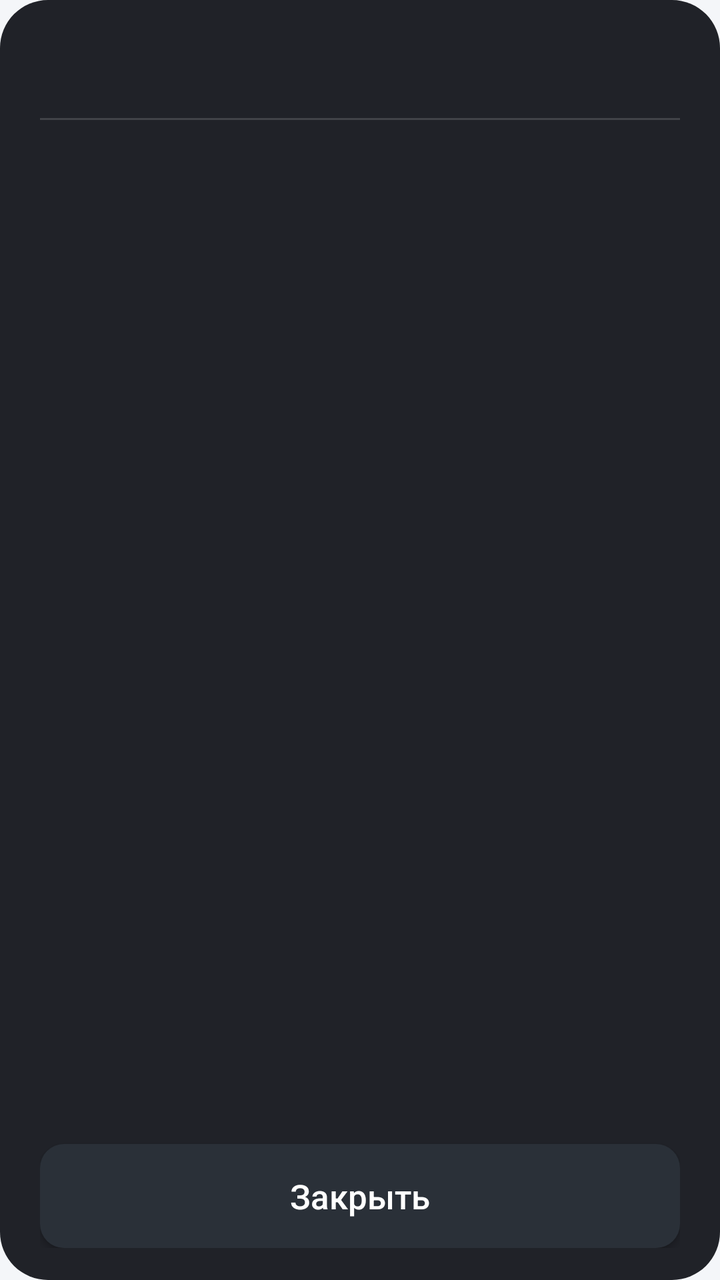
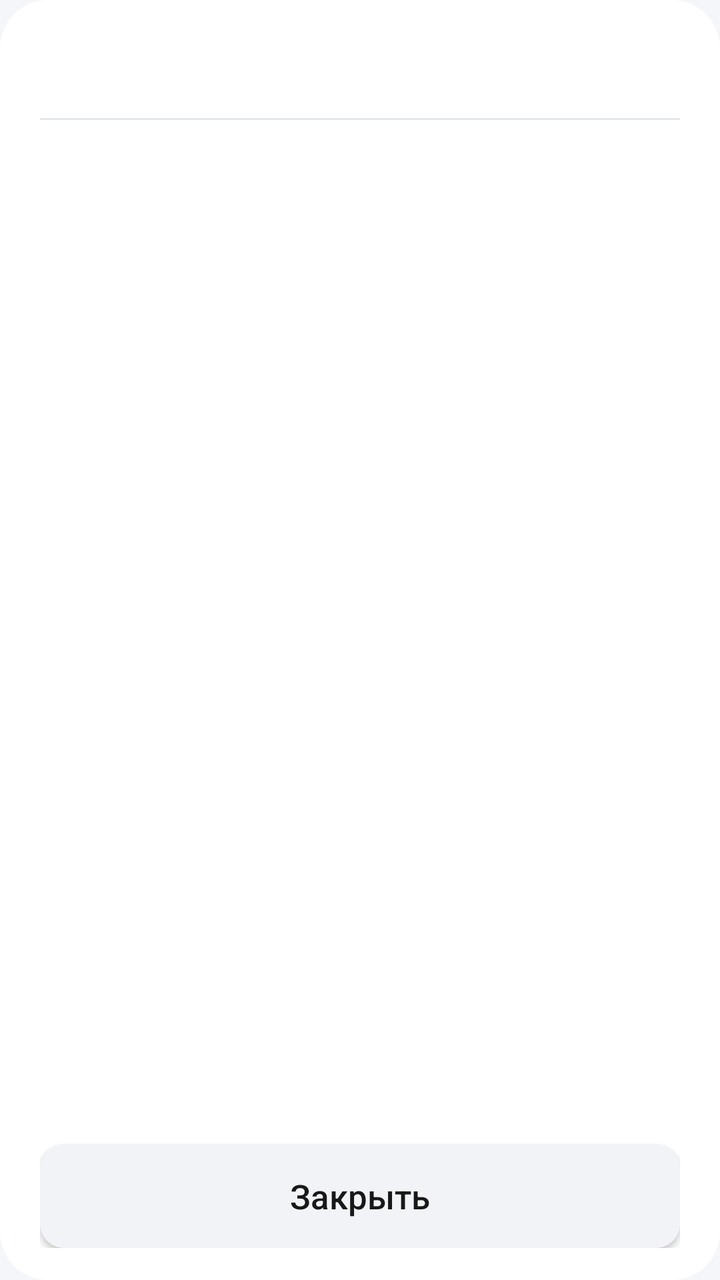

Compare the two renders of this Android layout. The source of the first and the diff that turns it into the second are given below.
<!-- AndroidManifest.xml: application theme Theme.Newline -->
<!-- res/layout/dialog_epg.xml -->
<?xml version="1.0" encoding="utf-8"?>
<LinearLayout xmlns:android="http://schemas.android.com/apk/res/android"
    android:layout_width="match_parent"
    android:layout_height="match_parent"
    android:background="@drawable/bg_epg_dialog"
    android:orientation="vertical"
    android:paddingLeft="20dp"
    android:paddingTop="20dp"
    android:paddingRight="20dp"
    android:paddingBottom="16dp">

    <TextView
        android:id="@+id/epgDialogTitle"
        android:layout_width="match_parent"
        android:layout_height="wrap_content"
        android:ellipsize="end"
        android:singleLine="true"
        android:textColor="#FFFFFF"
        android:textSize="20sp"
        android:textStyle="bold" />

    <View
        android:layout_width="match_parent"
        android:layout_height="1dp"
        android:layout_marginTop="12dp"
        android:layout_marginBottom="4dp"
        android:background="#26FFFFFF" />

    <androidx.recyclerview.widget.RecyclerView
        android:id="@+id/epgList"
        android:layout_width="match_parent"
        android:layout_height="0dp"
        android:layout_weight="1"
        android:clipToPadding="false"
        android:descendantFocusability="blocksDescendants"
        android:focusable="true"
        android:overScrollMode="never"
        android:scrollbars="vertical" />

    <TextView
        android:id="@+id/epgEmpty"
        android:layout_width="match_parent"
        android:layout_height="0dp"
        android:layout_weight="1"
        android:gravity="center"
        android:text="@string/player_epg_loading"
        android:textColor="#9AA0A6"
        android:textSize="16sp"
        android:visibility="gone" />

    <Button
        android:id="@+id/epgClose"
        android:layout_width="match_parent"
        android:layout_height="52dp"
        android:layout_marginTop="12dp"
        android:background="@drawable/bg_epg_close"
        android:focusable="true"
        android:focusableInTouchMode="true"
        android:text="@string/settings_close"
        android:textAllCaps="false"
        android:textColor="#FFFFFF"
        android:textSize="17sp" />

</LinearLayout>
<!-- resources referenced by this layout -->
<resources>
  <!-- drawable bg_epg_close (drawable) -->
  <?xml version="1.0" encoding="utf-8"?>
  <selector xmlns:android="http://schemas.android.com/apk/res/android">
  
      <item android:state_focused="true">
          <shape android:shape="rectangle">
              <solid android:color="#2A3038" />
              <corners android:radius="12dp" />
              <stroke
                  android:width="2dp"
                  android:color="#FFFFFF" />
          </shape>
      </item>
  
      <item>
          <shape android:shape="rectangle">
              <solid android:color="#2A3038" />
              <corners android:radius="12dp" />
          </shape>
      </item>
  
  </selector>
  <!-- drawable bg_epg_dialog (drawable) -->
  <?xml version="1.0" encoding="utf-8"?>
  <shape xmlns:android="http://schemas.android.com/apk/res/android"
      android:shape="rectangle">
      <solid android:color="#F216181D" />
      <corners android:radius="24dp" />
  </shape>
  <string name="player_epg_loading">Загрузка телепрограммы…</string>
  <string name="settings_close">Закрыть</string>
  <style name="Theme.Newline" parent="Theme.AppCompat.DayNight.NoActionBar">
          <item name="colorPrimary">@color/brand_red</item>
          <item name="colorPrimaryDark">@color/status_bar</item>
          <item name="colorAccent">@color/brand_red</item>
          <item name="android:windowBackground">@color/background</item>
          <item name="android:textColorPrimary">@color/text_primary</item>
          <item name="android:textColorSecondary">@color/text_secondary</item>
          <item name="android:statusBarColor">@color/status_bar</item>
          <item name="android:windowLightStatusBar" tools:targetApi="23">@bool/light_status_bar</item>
          <item name="android:navigationBarColor">@color/nav_bar</item>
          <item name="android:windowLightNavigationBar" tools:targetApi="27">@bool/light_status_bar</item>
          <item name="android:windowLayoutInDisplayCutoutMode" tools:targetApi="28">shortEdges</item>
          <item name="android:forceDarkAllowed" tools:targetApi="29">false</item>
      </style>
  <color name="brand_red">#E00010</color>
  <color name="status_bar">#FFFFFF</color>
  <color name="background">#F4F6F9</color>
  <color name="text_primary">#181818</color>
  <color name="text_secondary">#6B7480</color>
  <color name="nav_bar">#FFFFFF</color>
</resources>

<!-- the commit's change to res/layout/dialog_epg.xml (unified diff, before → after) -->
@@ -15,7 +15,7 @@
         android:layout_height="wrap_content"
         android:ellipsize="end"
         android:singleLine="true"
-        android:textColor="#FFFFFF"
+        android:textColor="@color/dialog_text_primary"
         android:textSize="20sp"
         android:textStyle="bold" />
 
@@ -24,7 +24,7 @@
         android:layout_height="1dp"
         android:layout_marginTop="12dp"
         android:layout_marginBottom="4dp"
-        android:background="#26FFFFFF" />
+        android:background="@color/dialog_divider" />
 
     <androidx.recyclerview.widget.RecyclerView
         android:id="@+id/epgList"
@@ -44,7 +44,7 @@
         android:layout_weight="1"
         android:gravity="center"
         android:text="@string/player_epg_loading"
-        android:textColor="#9AA0A6"
+        android:textColor="@color/dialog_text_secondary"
         android:textSize="16sp"
         android:visibility="gone" />
 
@@ -58,7 +58,7 @@
         android:focusableInTouchMode="true"
         android:text="@string/settings_close"
         android:textAllCaps="false"
-        android:textColor="#FFFFFF"
+        android:textColor="@color/dialog_button_text"
         android:textSize="17sp" />
 
 </LinearLayout>
<!-- resource entries referenced after the edit -->
@@ -1,22 +1,26 @@
 <!-- resources referenced by this layout -->
 <resources>
+  <color name="dialog_button_text">#181818</color>
+  <color name="dialog_divider">#E4E8EE</color>
+  <color name="dialog_text_primary">#181818</color>
+  <color name="dialog_text_secondary">#6B7480</color>
   <!-- drawable bg_epg_close (drawable) -->
   <?xml version="1.0" encoding="utf-8"?>
   <selector xmlns:android="http://schemas.android.com/apk/res/android">
   
       <item android:state_focused="true">
           <shape android:shape="rectangle">
-              <solid android:color="#2A3038" />
+              <solid android:color="@color/dialog_button_bg" />
               <corners android:radius="12dp" />
               <stroke
                   android:width="2dp"
-                  android:color="#FFFFFF" />
+                  android:color="@color/dialog_focus_ring" />
           </shape>
       </item>
   
       <item>
           <shape android:shape="rectangle">
-              <solid android:color="#2A3038" />
+              <solid android:color="@color/dialog_button_bg" />
               <corners android:radius="12dp" />
           </shape>
       </item>
@@ -26,7 +30,7 @@
   <?xml version="1.0" encoding="utf-8"?>
   <shape xmlns:android="http://schemas.android.com/apk/res/android"
       android:shape="rectangle">
-      <solid android:color="#F216181D" />
+      <solid android:color="@color/dialog_bg" />
       <corners android:radius="24dp" />
   </shape>
   <string name="player_epg_loading">Загрузка телепрограммы…</string>
@@ -45,6 +49,9 @@
           <item name="android:windowLayoutInDisplayCutoutMode" tools:targetApi="28">shortEdges</item>
           <item name="android:forceDarkAllowed" tools:targetApi="29">false</item>
       </style>
+  <color name="dialog_button_bg">#F1F3F6</color>
+  <color name="dialog_focus_ring">#E00010</color>
+  <color name="dialog_bg">#FFFFFF</color>
   <color name="brand_red">#E00010</color>
   <color name="status_bar">#FFFFFF</color>
   <color name="background">#F4F6F9</color>
